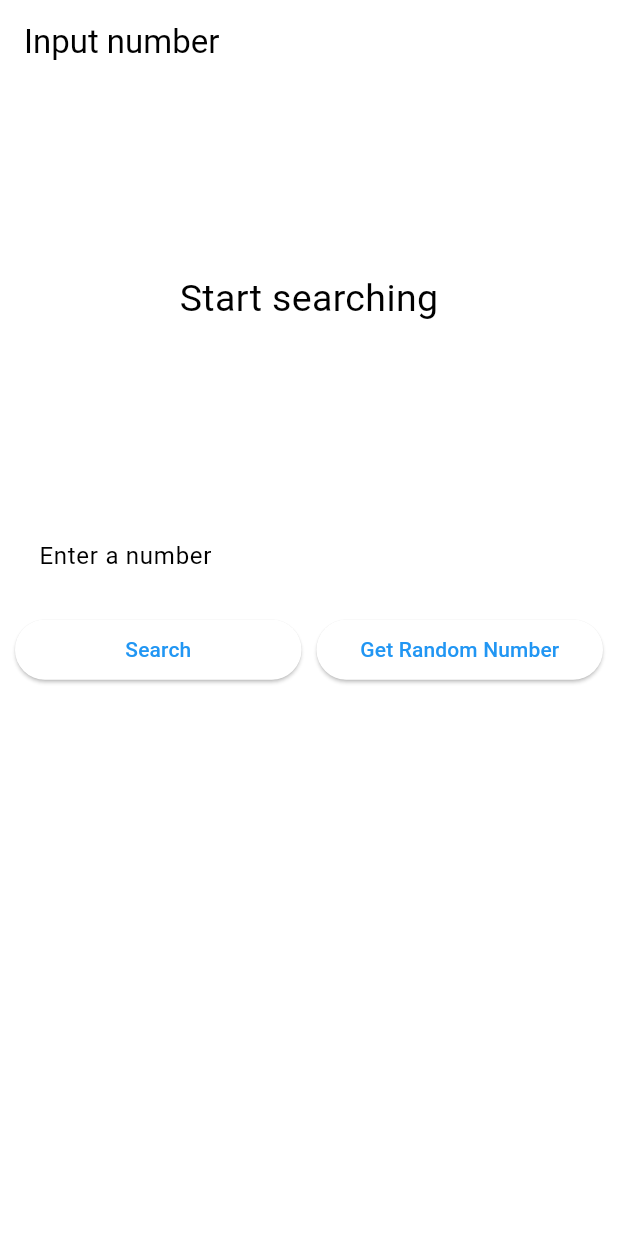
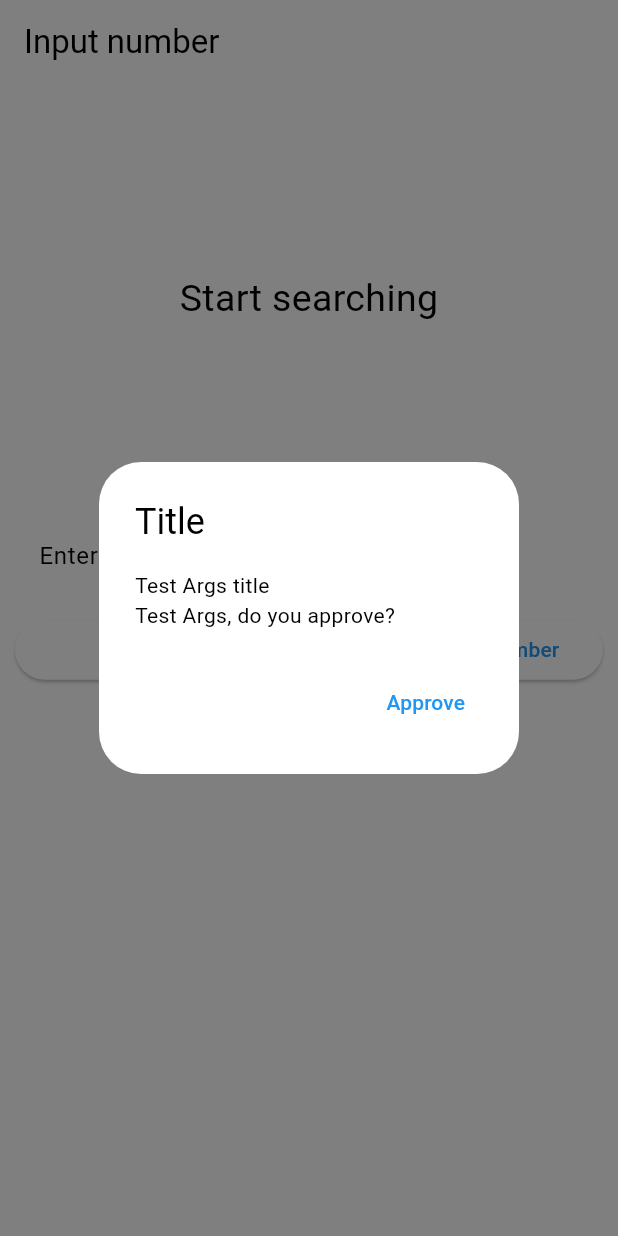
Before and after one commit to storeIt/block_skeleton, a Flutter app: the screen it shows after launch, after a tap on "Search", on a phone screen of 412 x 824 dp. Run offline on Flutter 3.47's test engine with Material 3 defaults, Android fonts, the phone set to English and light mode, and no system bars; our stand-ins replace bloc, equatable, flutter_bloc, flutter_svg, fpdart, get_it and 4 more.

Commit message:
Create dialog functionality in the app layer

```diff
--- a/lib/core/base/presentation/bloc/app_bloc/app_bloc.dart
+++ b/lib/core/base/presentation/bloc/app_bloc/app_bloc.dart
@@ -1,3 +1,4 @@
+import 'package:app_ui/app_ui.dart';
 import 'package:flutter_bloc/flutter_bloc.dart';
 
 import '../base_bloc/base_bloc.dart';
@@ -10,6 +11,7 @@ class AppBloc extends BaseBloc {
     on<LoadingEvent>(_onLoading);
     on<LoadedEvent>(_onLoaded);
     on<FailureEvent>(_onFailure);
+    on<DialogEvent>(_onDialog);
   }
 
   bool get isLoading => state is Loading;
@@ -17,6 +19,8 @@ class AppBloc extends BaseBloc {
   bool get isLoaded => state is Loaded;
 
   bool get isFailure => state is FailureState;
+
+  bool get isDialog => state is DialogState;
 
   BaseState getState() => state;
 
@@ -31,4 +35,19 @@ class AppBloc extends BaseBloc {
   void _onFailure(FailureEvent event, Emitter<BaseState> emit) {
     emit(FailureState(event.message));
   }
+
+  void _onDialog(DialogEvent event, Emitter<BaseState> emit) {
+    final dialog = switch (event.type) {
+      DialogType.common => DialogCommon(event.args as DialogArgsCommon),
+      // DialogType.info => DialogInfo(args),
+      // DialogType.confirmation => DialogConfirmation(args),
+      // DialogType.error => DialogError(args),
+    };
+    final dialogState = DialogState(
+      dialog: dialog,
+      type: event.type,
+      args: event.args,
+    );
+    emit(dialogState);
+  }
 }
--- a/lib/core/base/presentation/bloc/app_bloc/app_event.dart
+++ b/lib/core/base/presentation/bloc/app_bloc/app_event.dart
@@ -12,8 +12,17 @@ class LoadedEvent extends AppEvent {
   final dynamic data;
 }
 
+class IdleEvent extends AppEvent {}
+
 class FailureEvent extends AppEvent {
+  FailureEvent(this.message) : super([message]);
+
   final String message;
+}
 
-  FailureEvent(this.message) : super([message]);
+class DialogEvent extends AppEvent {
+  DialogEvent({required this.type, required this.args}) : super([type, args]);
+
+  final DialogType type;
+  final DialogArgsI args;
 }
--- a/lib/core/base/presentation/bloc/app_bloc/app_state.dart
+++ b/lib/core/base/presentation/bloc/app_bloc/app_state.dart
@@ -23,7 +23,6 @@ class Loading extends AppState {
 
 class Loaded extends AppState {
   Loaded(this.data) : super([data]) {
-    print('log_tag data: $data');
     isLoading = false;
   }
 
@@ -37,3 +36,31 @@ class FailureState extends AppState {
 
   final String message;
 }
+
+class DialogState extends AppState {
+  DialogState({
+    required this.type,
+    required this.args,
+    this.dialog,
+  }) : super([
+          type,
+          args,
+          dialog,
+        ]);
+
+  late final AppDialogI? dialog;
+  late final DialogType type;
+  late final DialogArgsI args;
+
+  DialogState copyWith({
+    AppDialogI? dialog,
+    DialogType? type,
+    DialogArgsI? args,
+  }) {
+    return DialogState(
+      type: type ?? this.type,
+      args: args ?? this.args,
+      dialog: dialog ?? this.dialog,
+    );
+  }
+}
--- a/lib/core/base/presentation/view/app_widget.dart
+++ b/lib/core/base/presentation/view/app_widget.dart
@@ -2,37 +2,38 @@ import 'package:app_ui/app_ui.dart';
 import 'package:flutter/material.dart';
 import 'package:flutter_bloc/flutter_bloc.dart';
 
+import '../bloc/app_bloc/app_bloc.dart';
 import '../bloc/base_bloc/base_bloc.dart';
 
-/**
- ** [AppWidget] is the glue between the app logic and the feature business logic.
- ** It wraps the child widget with a BlocConsumer and handles app state changes.
- ** AppWidget is a generic class that takes a BlocBase as a type parameter.
- ** Bloc and Cubit are subclasses of BlocBase so whatever the state management
- ** class is, it can be used with the AppWidget.
- ** It listens to the app states (Loading, Loaded, Dialog, Failure) and shows an
- ** appropriate widget based on the state - loading indicator, dialog, error message, etc.
- ** The [childWidget] is the widget that will be wrapped by the BlocConsumer's builder.
- ** It is the main widget of the feature that will be displayed on the screen and
- ** will be built based on the app or feature state changes.
- *
- ** The AppWidget will have common to all features methods like show and hide a
- ** progress indicator or shimmer effect, show a dialog, snackbar, etc.
- ** At the same time, the wrapped child widget will have its own specific methods
- ** to handle the same as the app state changes.
- *
- ** Example:
- ** when we have a Loading state, which is part of the app states, the AppWidget
- ** will show a loading indicator, but the child widget will have a method to
- ** change a Text widget according to the business logic related to the feature
- ** for the same Loading state.
- *
- ** In short AppWidget is the common part of the app which provides easy way to
- ** handle app states and show appropriate widgets based on the app state changes
- ** and a convenient way to test the app.
- **/
-class AppWidget<T extends BlocBase<BaseState>> extends StatelessWidget {
-  AppWidget({required this.childWidget, super.key});
+//  * [AppWidget] is the glue between the app logic and the feature business logic.
+//  * It wraps the child widget with a BlocConsumer and handles app state changes.
+//  * AppWidget is a generic class that takes a BlocBase as a type parameter.
+//  * Bloc and Cubit are subclasses of BlocBase so whatever the state management
+//  * class is, it can be used with the AppWidget.
+//  * It listens to the app states (Loading, Loaded, Dialog, Failure) and shows an
+//  * appropriate widget based on the state - loading indicator, dialog, error message, etc.
+//  * The [childWidget] is the widget that will be wrapped by the BlocConsumer's builder.
+//  * It is the main widget of the feature that will be displayed on the screen and
+//  * will be built based on the app or feature state changes.
+
+//  * The AppWidget will have common to all features methods like show and hide a
+//  * progress indicator or shimmer effect, show a dialog, snackbar, etc.
+//  * At the same time, the wrapped child widget will have its own specific methods
+//  * to handle the same as the app state changes.
+//  *
+//  * Example:
+//  * when we have a Loading state, which is part of the app states, the AppWidget
+//  * will show a loading indicator, but the child widget will have a method to
+//  * change a Text widget according to the business logic related to the feature
+//  * for the same Loading state.
+
+//  * In short AppWidget is a common part of the app which provides an easy way to
+//  * handle app states and show appropriate widgets based on the app state changes
+//  * and a convenient way to test the app.
+
+class AppLayerWidget<T extends BlocBase<BaseState>> extends StatelessWidget {
+// class AppWidget extends StatelessWidget {
+  AppLayerWidget({required this.childWidget, super.key});
 
   final Widget childWidget;
   AlertDialog? progressDialog;
@@ -44,10 +45,21 @@ class AppWidget<T extends BlocBase<BaseState>> extends StatelessWidget {
 
     return BlocConsumer<T, BaseState>(
       listener: (BuildContext context, BaseState state) {
-        print('log_tag AppWidget listener: $state');
         if (state.isLoading) {
-          print('log_tag ${this.runtimeType} listener isLoading: true');
           showProgressIndicatorIfNotShowing();
+        } else if (state is DialogState) {
+          print('log_tag ${this.runtimeType} handle DialogState, show dialog');
+          showGeneralDialog(
+            context: context,
+            pageBuilder: (_, __, ___) => state.dialog!,
+            transitionBuilder: (context, anim1, anim2, child) {
+              return SlideTransition(
+                position: Tween(begin: const Offset(0, 1), end: Offset.zero)
+                    .animate(anim1),
+                child: child,
+              );
+            },
+          );
         } else {
           hideProgressIndicator();
         }
--- a/lib/feature/input_number/data/datasource/remote/number_remote_data.dart
+++ b/lib/feature/input_number/data/datasource/remote/number_remote_data.dart
@@ -22,7 +22,6 @@ class NumberRemoteData implements NumberRemoteDataI {
       _fetchNumber('${ApiConstant.endPointRandom}');
 
   Future<NumberModel> _fetchNumber(String url) async {
-    print('log_tag String url: $url');
     Uri? uri = Uri.tryParse(url);
     if (uri == null) {
       throw ServerFailure(
--- a/lib/feature/input_number/presentation/page/input_number_page.dart
+++ b/lib/feature/input_number/presentation/page/input_number_page.dart
@@ -98,7 +98,6 @@ class _InputNumberPageState extends BaseUiState<_InputNumberPage> {
                   case Loading():
                     message = 'Loading...';
                   case Loaded():
-                    print('log_tag LoadedState');
                     message = (state.data as NumberEntity).text;
                     break;
                   case FailureState():
--- a/lib/feature/input_number/presentation/page/input_number_page_app_widget.dart
+++ b/lib/feature/input_number/presentation/page/input_number_page_app_widget.dart
@@ -50,7 +50,8 @@ class InputNumberPageWithAppWidget extends StatelessWidget {
           concreteNumberUseCase: sl<ConcreteNumberUseCase>(),
           randomNumberUseCase: sl<RandomNumberUseCase>(),
         ),
-        child: AppWidget<NumberCubit>(
+        // child: AppWidget<NumberCubit>(
+        child: AppLayerWidget<AppBloc>(
           childWidget: _buildBody(context),
         ),
       ),
@@ -64,7 +65,6 @@ class InputNumberPageWithAppWidget extends StatelessWidget {
         children: [
           SizedBox(height: 10),
           BlocBuilder<NumberCubit, BaseState>(builder: (context, state) {
-            print('log_tag state: $state');
             String? message;
             switch (state) {
               case Loading():
--- a/lib/feature/input_number/presentation/widget/number_control.dart
+++ b/lib/feature/input_number/presentation/widget/number_control.dart
@@ -1,8 +1,8 @@
+import 'package:app_ui/app_ui.dart';
+import 'package:block_skeleton/core/base/presentation/bloc/app_bloc/app_bloc.dart';
 import 'package:block_skeleton/feature/input_number/presentation/cubit/number_cubit.dart';
 import 'package:flutter/material.dart';
 import 'package:flutter_bloc/flutter_bloc.dart';
-
-import '../bloc/number_bloc.dart';
 
 class NumberControls extends StatefulWidget {
   const NumberControls({
@@ -53,8 +53,18 @@ class _NumberControlsState extends State<NumberControls> {
   }
 
   void dispatchConcrete() {
-    print('log_tag dispatchConcrete: $inputStr');
     // BlocProvider.of<NumberBloc>(context).add(GetConcreteNumberEvent(inputStr!));
+    // BlocProvider.of<NumberCubit>(context).getConcreteNumber(inputStr!);
+    print('log_tag ${this.runtimeType} add DialogEvent');
+    context.read<AppBloc>().add(
+          DialogEvent(
+            type: DialogType.common,
+            args: DialogArgsCommon(
+              title: 'Test Args title',
+              message: 'Test Args, do you approve?',
+            ),
+          ),
+        );
     BlocProvider.of<NumberCubit>(context).getConcreteNumber(inputStr!);
   }
 }
--- /dev/null
+++ b/packages/presentation/app_ui/lib/src/dialog/app_dialog_i.dart
@@ -0,0 +1,7 @@
+// ignore_for_file: public_member_api_docs
+
+import 'package:flutter/material.dart';
+
+abstract interface class AppDialogI extends Widget {
+  const AppDialogI({super.key});
+}
--- a/packages/presentation/app_ui/lib/src/dialog/dialog.dart
+++ b/packages/presentation/app_ui/lib/src/dialog/dialog.dart
@@ -1,4 +1,7 @@
-export 'common_dialog.dart';
+export 'app_dialog_i.dart';
 export 'confirmation_dialog.dart';
 export 'dialog_action.dart';
+export 'dialog_args.dart';
+export 'dialog_common.dart';
+export 'dialog_type.dart';
 export 'error_dialog.dart';
--- /dev/null
+++ b/packages/presentation/app_ui/lib/src/dialog/dialog_args.dart
@@ -0,0 +1,21 @@
+// ignore_for_file: public_member_api_docs
+
+abstract interface class DialogArgsI {}
+
+class DialogArgsCommon implements DialogArgsI {
+  DialogArgsCommon({
+    required this.title,
+    required this.message,
+    this.onConfirm,
+    this.onCancel,
+  });
+
+  final String title;
+  final String message;
+  final Function? onConfirm;
+  final Function? onCancel;
+}
+
+class DialogArgsInfo implements DialogArgsI {}
+// class DialogArgsError implements DialogArgs {}
+// class DialogArgsConfirmation implements DialogArgsI {}
--- /dev/null
+++ b/packages/presentation/app_ui/lib/src/dialog/dialog_common.dart
@@ -0,0 +1,57 @@
+// ignore_for_file: public_member_api_docs
+
+import 'package:app_ui/app_ui.dart';
+import 'package:flutter/material.dart';
+
+class DialogCommon extends StatefulWidget implements AppDialogI {
+  const DialogCommon(this.args, {super.key});
+
+  final DialogArgsCommon? args;
+
+  @override
+  State<DialogCommon> createState() => _DialogCommonState();
+}
+
+class _DialogCommonState extends State<DialogCommon> {
+  @override
+  Widget build(BuildContext context) {
+    // return some kind of a dialog here
+    return AlertDialog(
+      title: const Text('Title'),
+      content: SingleChildScrollView(
+        child: ListBody(
+          children: <Widget>[
+            // Text('This is a demo alert dialog.'),
+            Text(widget.args!.title),
+            // Text('Would you like to approve of this message?'),
+            Text(widget.args!.message),
+          ],
+        ),
+      ),
+      actions: <Widget>[
+        TextButton(
+          child: const Text('Approve'),
+          onPressed: () {
+            Navigator.of(context).pop();
+          },
+        ),
+      ],
+    );
+  }
+}
+
+Future<void> showDialogCommon({
+  required BuildContext context,
+  required DialogArgsCommon args,
+}) async =>
+    showGeneralDialog(
+      context: context,
+      pageBuilder: (_, __, ___) => DialogCommon(args),
+      transitionBuilder: (context, anim1, anim2, child) {
+        return SlideTransition(
+          position:
+              Tween(begin: const Offset(0, 1), end: Offset.zero).animate(anim1),
+          child: child,
+        );
+      },
+    );
--- /dev/null
+++ b/packages/presentation/app_ui/lib/src/dialog/dialog_type.dart
@@ -0,0 +1,6 @@
+enum DialogType {
+  common,
+  // info,
+  // confirmation,
+  // error,
+}
```
Also changed, not shown: lib/feature/input_number/presentation/cubit/number_cubit.dart (+18 -1 lines), packages/presentation/app_ui/lib/src/dialog/common_dialog.dart (deleted, +0 -17 lines), packages/presentation/app_ui/lib/src/dialog/dialog_action.dart (+49 -30 lines).
